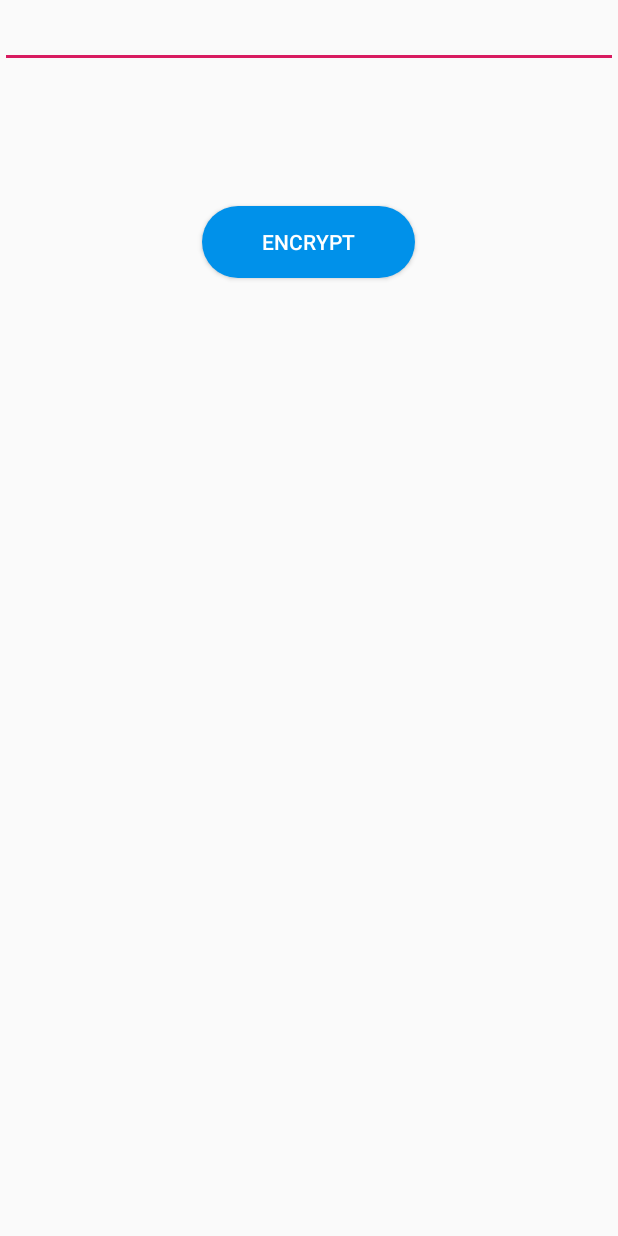
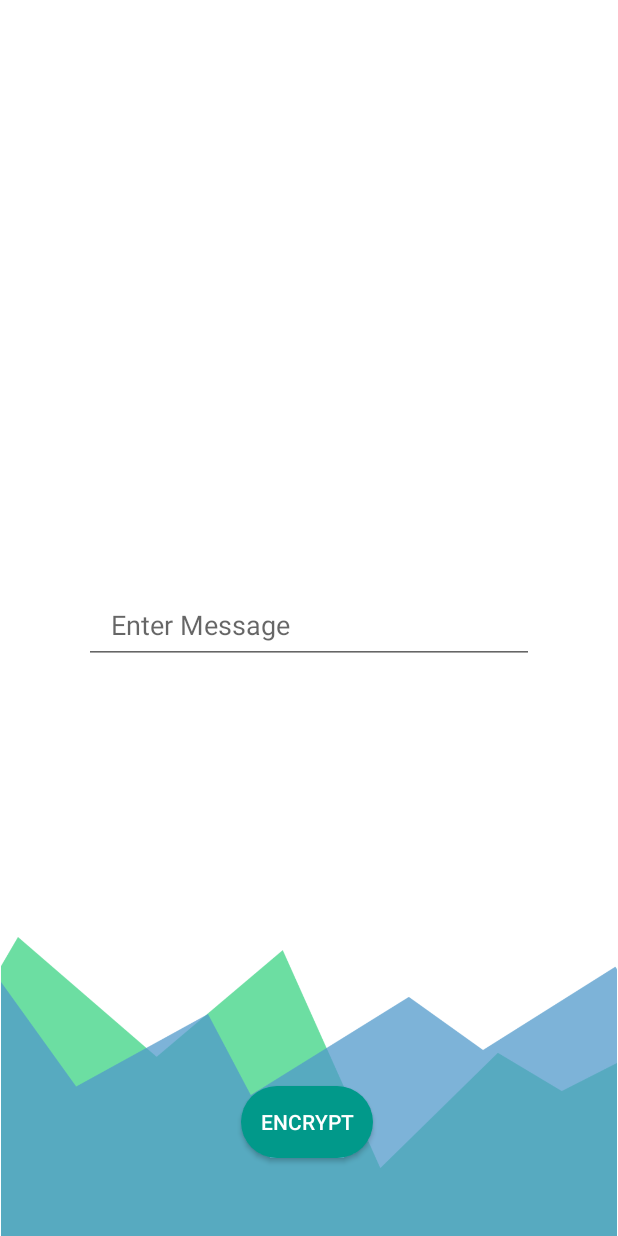
Before and after one commit to sourabhyadav999/MessEncryp, an Android app: the Encrypt screen opened directly, with no data from a screen before it, on a phone screen of 412 x 824 dp. Run offline under Robolectric (Android 15) with nearby library versions, the phone set to English and light mode, and no system bars.

Commit message:
Main and Encrypt Activity Layout Completed

```diff
--- a/app/build.gradle
+++ b/app/build.gradle
@@ -26,6 +26,7 @@ dependencies {
     testImplementation 'junit:junit:4.12'
     androidTestImplementation 'androidx.test.ext:junit:1.1.1'
     androidTestImplementation 'androidx.test.espresso:espresso-core:3.2.0'
+    implementation 'com.google.android.material:material:1.0.0'
     implementation 'com.google.firebase:firebase-analytics:17.2.1'
     implementation 'com.google.firebase:firebase-auth:19.2.0'
     implementation 'com.google.android.gms:play-services-auth:17.0.0'
--- a/app/src/main/java/com/yadavsourabh4035/gmail/myapplication/Encrypt.java
+++ b/app/src/main/java/com/yadavsourabh4035/gmail/myapplication/Encrypt.java
@@ -1,18 +1,16 @@
 package com.yadavsourabh4035.gmail.myapplication;
 
-import androidx.appcompat.app.AppCompatActivity;
-
-import android.content.Context;
-import android.content.SharedPreferences;
 import android.os.Bundle;
 import android.view.View;
 import android.widget.Button;
 import android.widget.EditText;
 import android.widget.TextView;
 
+import androidx.appcompat.app.AppCompatActivity;
+
 public class Encrypt extends AppCompatActivity {
     private EditText encrypttext;
-    private EditText encryptedtext;
+    private TextView encryptedtext;
     private Button encryptbtn;
     private UserDetailDatabaseHelper userDetailDatabaseHelper;
 
--- a/app/src/main/res/drawable/button_noevent.xml
+++ b/app/src/main/res/drawable/button_noevent.xml
@@ -1,4 +1,5 @@
 <?xml version="1.0" encoding="utf-8"?>
 <shape xmlns:android="http://schemas.android.com/apk/res/android">
     <solid android:color="@color/colorPrimary" />
+    <corners android:radius="170dp"/>
 </shape>
--- a/app/src/main/res/drawable/button_pressed.xml
+++ b/app/src/main/res/drawable/button_pressed.xml
@@ -2,7 +2,7 @@
 <shape xmlns:android="http://schemas.android.com/apk/res/android">
 
     <solid android:color="#fff" />
-
+    <corners android:radius="170dp"/>
     <stroke
         android:width="1dp"
         android:color="@color/colorPrimary" />
--- a/app/src/main/res/drawable/round_btn.xml
+++ b/app/src/main/res/drawable/round_btn.xml
@@ -2,8 +2,6 @@
 <shape
     xmlns:android="http://schemas.android.com/apk/res/android"
     android:shape="rectangle">
-
-    <solid android:color="#fff"/>
+    <solid android:color="@color/colorPrimary"/>
     <corners android:radius="170dp"/>
-
 </shape>
--- a/app/src/main/res/layout/activity_encrypt.xml
+++ b/app/src/main/res/layout/activity_encrypt.xml
@@ -1,46 +1,70 @@
 <?xml version="1.0" encoding="utf-8"?>
-<androidx.constraintlayout.widget.ConstraintLayout xmlns:android="http://schemas.android.com/apk/res/android"
+<RelativeLayout xmlns:android="http://schemas.android.com/apk/res/android"
     xmlns:app="http://schemas.android.com/apk/res-auto"
     xmlns:tools="http://schemas.android.com/tools"
     android:layout_width="match_parent"
     android:layout_height="match_parent"
+    android:background="#fff"
     tools:context=".Encrypt">
 
-    <EditText
-        android:id="@+id/encrypttext"
+    <ImageView
         android:layout_width="match_parent"
         android:layout_height="wrap_content"
-        android:autofillHints="Encrypt Your Text"
-        android:inputType="textMultiLine"
-        app:layout_constraintTop_toTopOf="parent"/>
+        android:layout_alignParentBottom="true"
+        android:adjustViewBounds="true"
+        android:contentDescription="@string/background_image"
+        android:src="@drawable/design" />
 
-    <Button
-        android:id="@+id/encryptbtn"
-        android:layout_width="wrap_content"
-        android:layout_height="wrap_content"
-        android:layout_gravity="center"
-        android:layout_marginTop="92dp"
+    <androidx.constraintlayout.widget.ConstraintLayout
+        android:layout_width="match_parent"
+        android:layout_height="match_parent">
 
-        android:background="@drawable/round_btn"
-        android:backgroundTint="#0091EA"
-        android:paddingStart="40dp"
-        android:paddingEnd="40dp"
-        android:text="Encrypt"
-        android:textColor="#fff"
-        app:layout_constraintHorizontal_bias="0.498"
-        app:layout_constraintLeft_toLeftOf="parent"
-        app:layout_constraintRight_toRightOf="parent"
-        app:layout_constraintTop_toBottomOf="@id/encrypttext"
-        app:layout_goneMarginTop="100dp" />
+        <TextView
+            android:id="@+id/encryptedtext"
+            android:layout_width="wrap_content"
+            android:layout_height="wrap_content"
+            android:textIsSelectable="true"
+            android:textSize="30sp"
+            app:layout_constraintBottom_toBottomOf="parent"
+            app:layout_constraintEnd_toEndOf="parent"
+            app:layout_constraintHorizontal_bias="0.497"
+            app:layout_constraintStart_toStartOf="parent"
+            app:layout_constraintTop_toTopOf="parent"
+            app:layout_constraintVertical_bias="0.134" />
 
-    <EditText
-        android:id="@+id/encryptedtext"
-        android:layout_width="match_parent"
-        android:layout_height="wrap_content"
+        <Button
+            android:id="@+id/encryptbtn"
+            android:layout_width="wrap_content"
+            android:layout_height="wrap_content"
+            android:layout_marginBottom="52dp"
+            android:textSize="14sp"
+            android:text="Encrypt"
+            app:layout_constraintBottom_toBottomOf="parent"
+            app:layout_constraintEnd_toEndOf="@+id/textInputLayout2"
+            app:layout_constraintHorizontal_bias="0.495"
+            app:layout_constraintStart_toStartOf="@+id/textInputLayout2" />
 
-        android:visibility="gone"
-        app:layout_constraintTop_toBottomOf="@id/encryptbtn"
-        app:layout_goneMarginTop="100dp" />
+        <com.google.android.material.textfield.TextInputLayout
+            android:id="@+id/textInputLayout2"
+            android:layout_width="300dp"
+            android:layout_height="wrap_content"
+            android:hint="Enter Message"
+            app:layout_constraintBottom_toBottomOf="parent"
+            app:layout_constraintEnd_toEndOf="parent"
+            app:layout_constraintStart_toStartOf="parent"
+            app:layout_constraintTop_toTopOf="parent">
+
+            <com.google.android.material.textfield.TextInputEditText
+                android:id="@+id/encrypttext"
+                android:layout_width="match_parent"
+                android:layout_height="50dp"
+                android:inputType="textMultiLine"
+                android:paddingStart="18dp"
+                android:paddingEnd="18dp" />
 
 
-</androidx.constraintlayout.widget.ConstraintLayout>
+        </com.google.android.material.textfield.TextInputLayout>
+
+    </androidx.constraintlayout.widget.ConstraintLayout>
+
+</RelativeLayout>
--- a/app/src/main/res/values/colors.xml
+++ b/app/src/main/res/values/colors.xml
@@ -1,17 +1,17 @@
 <?xml version="1.0" encoding="utf-8"?>
 <resources>
-    <color name="colorPrimary">#008577</color>
-    <color name="colorPrimaryDark">#00574B</color>
-    <color name="colorAccent">#D81B60</color>
+    <!--    <color name="colorPrimary">#008577</color>-->
+    <!--    <color name="colorPrimaryDark">#00574B</color>-->
+    <!--    <color name="colorAccent">#D81B60</color>-->
 
     <!--BASE THEME-->
-<!--    <color name="colorPrimary">#413c69</color>-->
-<!--    <color name="colorPrimaryLight">#6e6697</color>-->
-<!--    <color name="colorPrimaryDark">#16163e</color>-->
-<!--    <color name="colorAccent">#AD62AA</color>-->
+    <color name="colorPrimary">#01998A</color>
+    <color name="colorPrimaryLight">#3FB2A7</color>
+    <color name="colorPrimaryDark">#01998A</color>
+    <color name="colorAccent">#f18a31</color>
 
-<!--    <color name="colorSecondary">#4a47a3</color>-->
-<!--    <color name="colorSecondaryLight">#7c73d5</color>-->
-<!--    <color name="colorSecondaryDark">#0e1f73</color>-->
+    <!--    <color name="colorSecondary">#4a47a3</color>-->
+    <!--    <color name="colorSecondaryLight">#7c73d5</color>-->
+    <!--    <color name="colorSecondaryDark">#0e1f73</color>-->
 
 </resources>
--- a/app/src/main/res/values/strings.xml
+++ b/app/src/main/res/values/strings.xml
@@ -6,4 +6,8 @@
     <string name="service_logo">service logo</string>
     <string name="welcome_to_messageencrypt">Welcome to MessageEncrypt</string>
     <string name="please_signin_to_continue">Please SignIn to continue</string>
+    <string name="message_encryption">Encrypt</string>
+    <string name="message_decryption">Decrypt</string>
+    <string name="logout">Logout</string>
+    <string name="main_design">main design</string>
 </resources>
```
Also changed, not shown: app/src/main/AndroidManifest.xml (+6 -5 lines), app/src/main/res/layout/activity_main.xml (+47 -34 lines), app/src/main/res/drawable/main_design.png (added).
